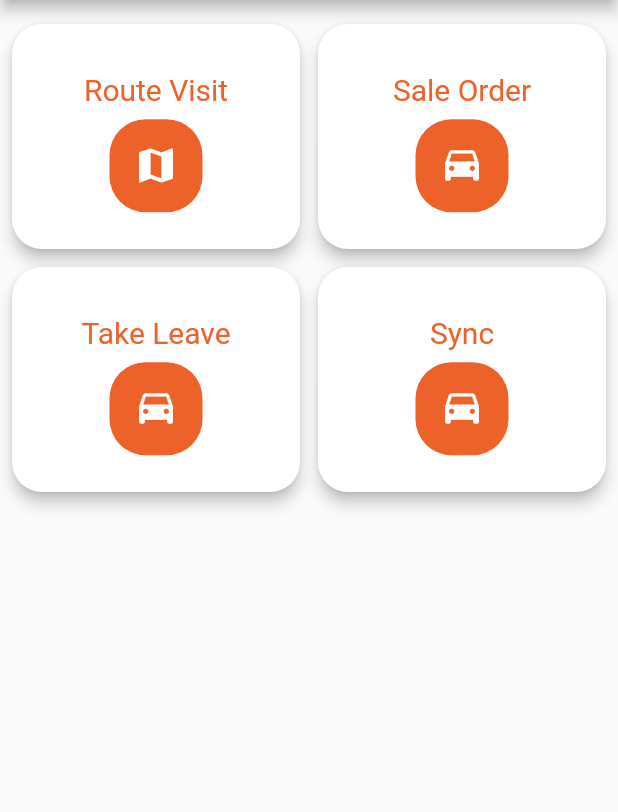
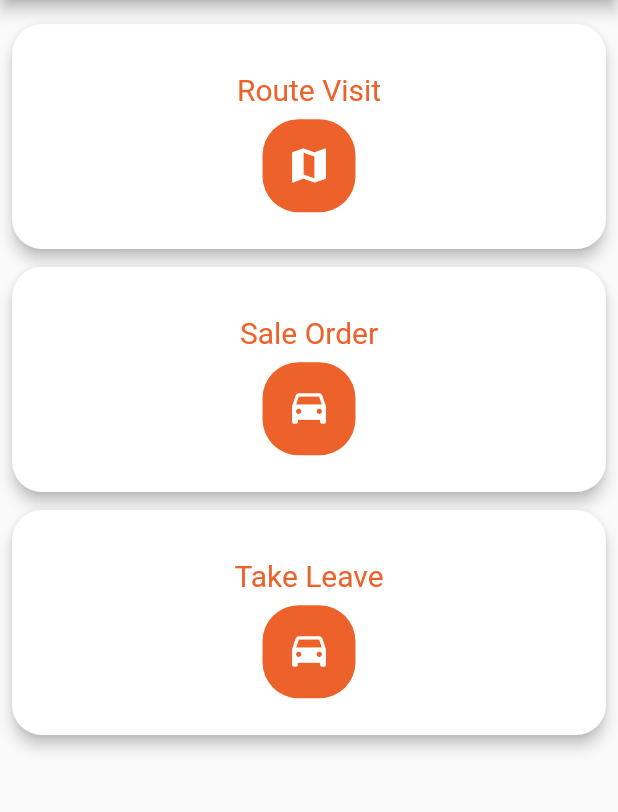
Before and after one commit to hvannak/gpstrackingplan, a Flutter app: the MyDashboard screen opened directly, on a phone screen of 412 x 824 dp, the part 84-896 px from its top. Run offline on Flutter 3.47's test engine with Material 2 defaults, Android fonts, the phone set to English and light mode, and no system bars; our stand-ins replace auto_size_text, camera, connectivity, geolocator, google_maps_flutter, shared_preferences and 1 more; accounts and stored records are empty.

```diff
--- a/lib/dashboard.dart
+++ b/lib/dashboard.dart
@@ -16,16 +16,16 @@ class MyDashboard extends StatefulWidget {
 }
 
 class _MyDashboardState extends State<MyDashboard> {
-  Future fetchPost() async {
-    var db = DatabaseHelper();
-        if (await db.checkconnection()){
-           db.getGpsRoute();
-          print('sync');
-        }
-        else{
-          print('can not sync');
-        }
-  }
+  // Future fetchPost() async {
+  //   var db = DatabaseHelper();
+  //       if (await db.checkconnection()){
+  //          db.getGpsRoute();
+  //         print('sync');
+  //       }
+  //       else{
+  //         print('can not sync');
+  //       }
+  // }
 
   Material myItems(IconData icon, String heading, int color,
       BuildContext context, String page) {
@@ -81,13 +81,13 @@ class _MyDashboardState extends State<MyDashboard> {
                                   MaterialPageRoute(
                                       builder: (context) => SaleOrder()));
                               break;
-                            case 'sync':
-                              fetchPost();
-                              // Navigator.push(
-                              //     context,
-                              //     MaterialPageRoute(
-                              //         builder: (context) => Takeleave()));
-                              break;
+                            // case 'sync':
+                            //   fetchPost();
+                            //   // Navigator.push(
+                            //   //     context,
+                            //   //     MaterialPageRoute(
+                            //   //         builder: (context) => Takeleave()));
+                            //   break;
                             default:
                           }
 
@@ -130,14 +130,14 @@ class _MyDashboardState extends State<MyDashboard> {
               Icons.time_to_leave, AppLocalizations.of(context).translate('saleorder'), 0xffed622b, context, 'saleorder'),
           myItems(
               Icons.time_to_leave, AppLocalizations.of(context).translate('take_leave'), 0xffed622b, context, 'leave'),
-          myItems(
-              Icons.time_to_leave, AppLocalizations.of(context).translate('sync'), 0xffed622b, context, 'sync'),
+          // myItems(
+          //     Icons.time_to_leave, AppLocalizations.of(context).translate('sync'), 0xffed622b, context, 'sync'),
         ],
         staggeredTiles: [
-          StaggeredTile.extent(1, 150.0),
-          StaggeredTile.extent(1, 150.0),
-          StaggeredTile.extent(1, 150.0),
-          StaggeredTile.extent(1, 150.0),
+          StaggeredTile.extent(2, 150.0),
+          StaggeredTile.extent(2, 150.0),
+          StaggeredTile.extent(2, 150.0),
+          // StaggeredTile.extent(1, 150.0),
         ],
       ),
     );
--- a/lib/routevisiting.dart
+++ b/lib/routevisiting.dart
@@ -339,6 +339,7 @@ class _MyRouteVisitingState extends State<MyRouteVisiting> {
                                   )
                                 ],
                               ),
+
                               Padding(
                                 padding: EdgeInsets.symmetric(vertical: 10.0),
                                 child: DropdownButtonFormField(
```
Also changed, not shown: lib/main.dart (+12 -0 lines).
